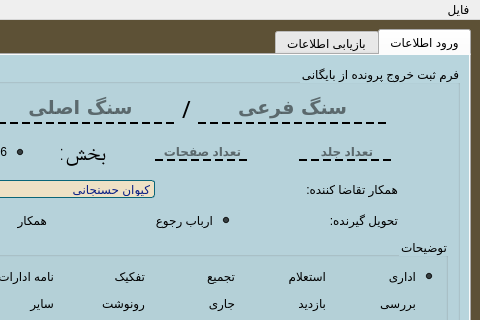
Qt form Baygani.ui (JavadiSaeid/ArchivingSystem_doc) before a commit; both pictures show x 160 to 640 and y 0 to 320 of the 640 by 639 pixel window.
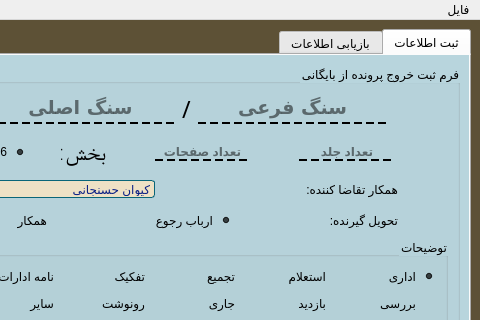
The same form after that commit. Icons and pictures are not drawn.

Commit message: edit action text

The edit to the form file:
```diff
--- a/Baygani.ui
+++ b/Baygani.ui
@@ -114,7 +114,7 @@
 </string>
        </property>
        <attribute name="title">
-        <string>ورود اطلاعات</string>
+        <string>ثبت اطلاعات</string>
        </attribute>
        <layout class="QGridLayout" name="gridLayout_4">
         <item row="0" column="0">
```
The commit also changes 2 other files.
